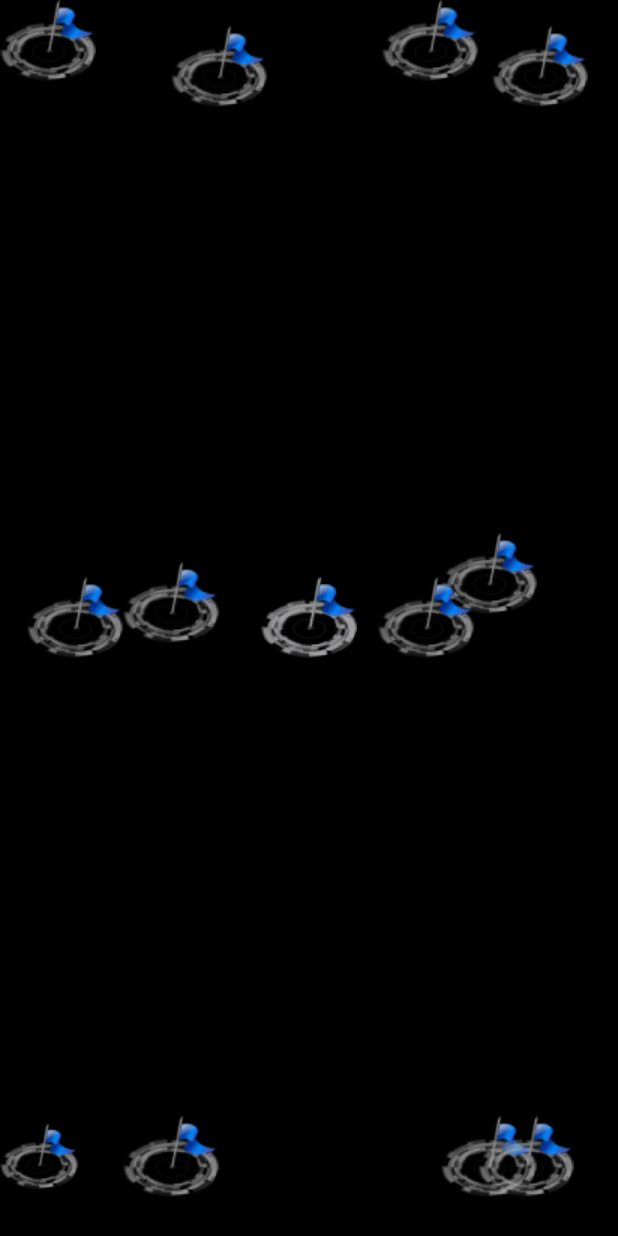
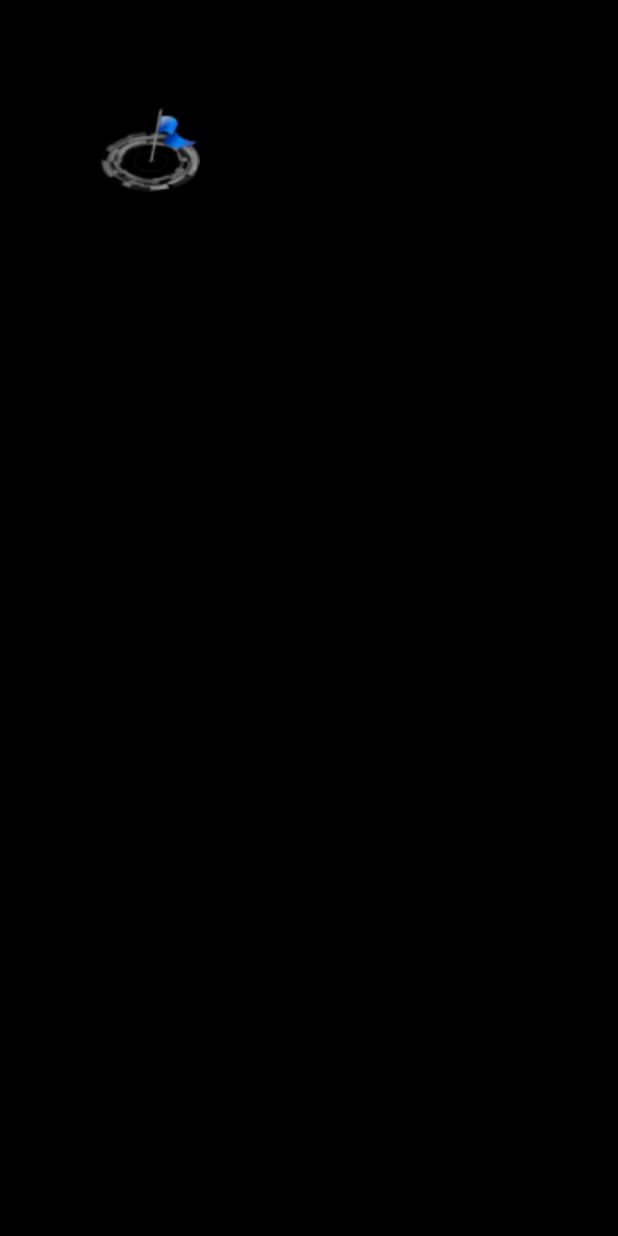
Before and after one commit to kielek125/AbyssGatesGameProject, an Android app: the PlanetActivity screen opened directly, with no data from a screen before it, on a phone screen of 412 x 824 dp. Run offline under Robolectric (Android 15) with nearby library versions, the phone set to English and light mode, and no system bars.

Commit message:
Dodawanie flag

```diff
--- a/app/src/main/java/com/messanger/firebase/malavero/abyssgates/FINAL/StaticMethods.java
+++ b/app/src/main/java/com/messanger/firebase/malavero/abyssgates/FINAL/StaticMethods.java
@@ -1,11 +1,20 @@
 package com.messanger.firebase.malavero.abyssgates.FINAL;
 
 import android.content.Context;
+import android.media.Image;
+import android.view.View;
+import android.widget.ImageView;
+import android.widget.RelativeLayout;
 import android.widget.Toast;
+
+import com.messanger.firebase.malavero.abyssgates.R;
 
 import java.text.NumberFormat;
 import java.util.regex.Matcher;
 import java.util.regex.Pattern;
+
+import static android.R.attr.x;
+import static android.R.attr.y;
 
 /**
  * Created by kielson on 2017-10-18.
@@ -52,4 +61,19 @@ public class StaticMethods {
     public static void toastException(Exception ex, Context context) {
         Toast.makeText(context, ex.getMessage().toString(), Toast.LENGTH_SHORT).show();
     }
+    public static void drawFlag(RelativeLayout layout, Context context, int high, int width, int leftMargin, int topMargin){
+        ImageView flag = new ImageView(context);
+        RelativeLayout.LayoutParams params;
+        flag.setImageResource(R.drawable.flag);
+        flag.setOnClickListener(new View.OnClickListener() {
+            @Override
+            public void onClick(View v) {
+
+            }
+        });
+        params = new RelativeLayout.LayoutParams(high,width);
+        params.leftMargin = leftMargin;
+        params.topMargin = topMargin;
+        layout.addView(flag, params);
+    }
 }
--- a/app/src/main/java/com/messanger/firebase/malavero/abyssgates/PlanetActivity.java
+++ b/app/src/main/java/com/messanger/firebase/malavero/abyssgates/PlanetActivity.java
@@ -4,14 +4,11 @@ import android.app.Activity;
 import android.graphics.Bitmap;
 import android.graphics.BitmapFactory;
 import android.graphics.BitmapRegionDecoder;
-import android.graphics.Matrix;
-import android.graphics.PointF;
 import android.graphics.Rect;
 import android.graphics.drawable.BitmapDrawable;
 import android.graphics.drawable.Drawable;
 import android.os.Bundle;
 import android.support.v4.content.res.ResourcesCompat;
-import android.util.Log;
 import android.view.MotionEvent;
 import android.view.View;
 import android.widget.ImageView;
@@ -23,15 +20,14 @@ import java.io.ByteArrayOutputStream;
 import java.io.IOException;
 import java.io.InputStream;
 
-import static android.R.interpolator.linear;
-
 public class PlanetActivity extends Activity implements View.OnTouchListener {
 
-    ImageView backgroundMap;
+    private ImageView backgroundMap;
     private int choosenPlanet = 0;
     public int WIDTH = 0;
     public int HEIGHT = 0;
-    ZoomLayout zoomLayout;
+    private ZoomLayout zoomLayout;
+    private RelativeLayout layout;
 
     @Override
     protected void onCreate(Bundle savedInstanceState) {
@@ -45,6 +41,7 @@ public class PlanetActivity extends Activity implements View.OnTouchListener {
 
         zoomLayout = (ZoomLayout)findViewById(R.id.zoomLayout);
         zoomLayout.setOnTouchListener(PlanetActivity.this);
+        layout = (RelativeLayout) findViewById(R.id.contentPlanet);
 
         InputStream is = null;
         try {
@@ -86,9 +83,13 @@ public class PlanetActivity extends Activity implements View.OnTouchListener {
         } catch (IOException ex) {
             StaticMethods.toastException(ex, this);
         }
+        drawFlags();
     }
     public boolean onTouch(View v, MotionEvent event){
         zoomLayout.init(PlanetActivity.this);
         return false;
     }
+    private void drawFlags(){
+        StaticMethods.drawFlag(layout, getApplicationContext(), 100,100,100, 100);
+    }
 }
--- a/app/src/main/res/layout/activity_planet.xml
+++ b/app/src/main/res/layout/activity_planet.xml
@@ -18,128 +18,6 @@
             android:layout_alignParentTop="true"
             android:scaleType="fitXY" />
 
-        <ImageView
-            android:id="@+id/flagEnergonMine"
-            android:layout_width="wrap_content"
-            android:layout_height="wrap_content"
-            android:layout_centerHorizontal="true"
-            android:layout_centerVertical="true"
-            android:src="@drawable/flag" />
-
-        <ImageView
-            android:id="@+id/flagEnergonStore"
-            android:layout_width="wrap_content"
-            android:layout_height="wrap_content"
-            android:layout_centerHorizontal="true"
-            android:layout_centerVertical="true"
-            android:src="@drawable/flag" />
-
-        <ImageView
-            android:id="@+id/flagHeadquarters"
-            android:layout_width="wrap_content"
-            android:layout_height="wrap_content"
-            android:src="@drawable/flag"
-            android:layout_alignBottom="@+id/flagEnergonMine"
-            android:layout_toEndOf="@+id/flagMaterialMine"
-            android:layout_marginBottom="10dp" />
-
-        <ImageView
-            android:id="@+id/flagLaboratory"
-            android:layout_width="wrap_content"
-            android:layout_height="wrap_content"
-            android:src="@drawable/flag"
-            android:layout_alignBottom="@+id/flagEnergonMine"
-            android:layout_alignStart="@+id/flagNavalShipyard"
-            android:layout_marginBottom="29dp" />
-
-        <ImageView
-            android:id="@+id/flagMaterialMine"
-            android:layout_width="wrap_content"
-            android:layout_height="wrap_content"
-            android:src="@drawable/flag"
-            android:layout_centerVertical="true"
-            android:layout_toStartOf="@+id/flagMineralMine" />
-
-        <ImageView
-            android:id="@+id/flagMineralMine"
-            android:layout_width="wrap_content"
-            android:layout_height="wrap_content"
-            android:src="@drawable/flag"
-            android:layout_alignTop="@+id/flagWorkshop"
-            android:layout_alignStart="@+id/flagShieldGenerator"
-            android:layout_marginStart="32dp"
-            android:layout_marginTop="17dp" />
-
-        <ImageView
-            android:id="@+id/flagNavalShipyard"
-            android:layout_width="wrap_content"
-            android:layout_height="wrap_content"
-            android:src="@drawable/flag"
-            android:layout_alignTop="@+id/flagShieldGenerator"
-            android:layout_alignStart="@+id/flagStorehouse"
-            android:layout_marginStart="39dp" />
-
-        <ImageView
-            android:id="@+id/flagObservatory"
-            android:layout_width="wrap_content"
-            android:layout_height="wrap_content"
-            android:src="@drawable/flag"
-            android:layout_alignTop="@+id/flagEnergonMine"
-            android:layout_toEndOf="@+id/flagShieldGenerator"
-            android:layout_marginStart="14dp" />
-
-        <ImageView
-            android:id="@+id/flagShieldGenerator"
-            android:layout_width="wrap_content"
-            android:layout_height="wrap_content"
-            android:src="@drawable/flag"
-            android:layout_alignTop="@+id/flagSolarBattery"
-            android:layout_alignEnd="@+id/flagEnergonMine"
-            android:layout_marginEnd="92dp" />
-
-        <ImageView
-            android:id="@+id/flagSolarBattery"
-            android:layout_width="wrap_content"
-            android:layout_height="wrap_content"
-            android:src="@drawable/flag"
-            android:layout_alignTop="@+id/flagTemple"
-            android:layout_alignEnd="@+id/flagWorkshop"
-            android:layout_marginEnd="12dp" />
-        <ImageView
-            android:id="@+id/flagStorehouse"
-            android:layout_width="wrap_content"
-            android:layout_height="wrap_content"
-            android:src="@drawable/flag"
-            android:layout_alignParentTop="true"
-            android:layout_toStartOf="@+id/flagTemple" />
-
-        <ImageView
-            android:id="@+id/flagTemple"
-            android:layout_width="wrap_content"
-            android:layout_height="wrap_content"
-            android:src="@drawable/flag"
-            android:layout_alignParentBottom="true"
-            android:layout_alignEnd="@+id/flagPavilon"
-            android:layout_marginEnd="9dp"
-            android:layout_marginBottom="26dp" />
-
-        <ImageView
-            android:id="@+id/flagPavilon"
-            android:layout_width="wrap_content"
-            android:layout_height="wrap_content"
-            android:src="@drawable/flag"
-            android:layout_alignParentTop="true"
-            android:layout_alignParentEnd="true"
-            android:layout_marginEnd="20dp"
-            android:layout_marginTop="17dp" />
-
-        <ImageView
-            android:id="@+id/flagWorkshop"
-            android:layout_width="wrap_content"
-            android:layout_height="wrap_content"
-            android:src="@drawable/flag"
-            android:layout_alignParentTop="true"
-            android:layout_alignParentStart="true" />
     </RelativeLayout>
 
 </com.messanger.firebase.malavero.abyssgates.ZoomLayout>
```
